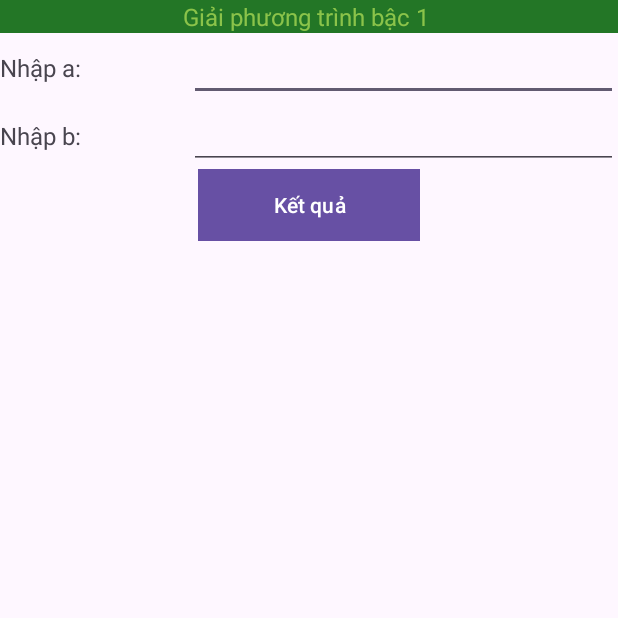
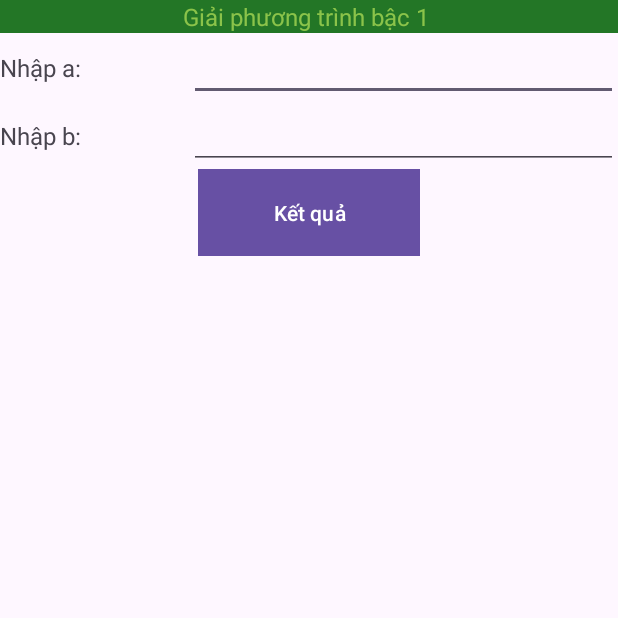
Before and after one commit to Nguyen-Xuan-Loc/CSE441_PRACTICE, an Android app: the screen it shows after launch (MainActivity), on a phone screen of 412 x 824 dp, the top half of it. Run offline under Robolectric (Android 15) with nearby library versions, the phone set to English and light mode, and no system bars.

Commit message:
ex07_b1s

```diff
--- a/Ex07_b1/app/src/main/res/layout/activity_main.xml
+++ b/Ex07_b1/app/src/main/res/layout/activity_main.xml
@@ -71,7 +71,7 @@
         <Button
             android:id="@+id/btnkq"
             android:layout_width="148dp"
-            android:layout_height="wrap_content"
+            android:layout_height="58dp"
             android:layout_gravity="center"
             android:background="#BFBDBD"
             android:backgroundTint="#A8A5A5"
```
